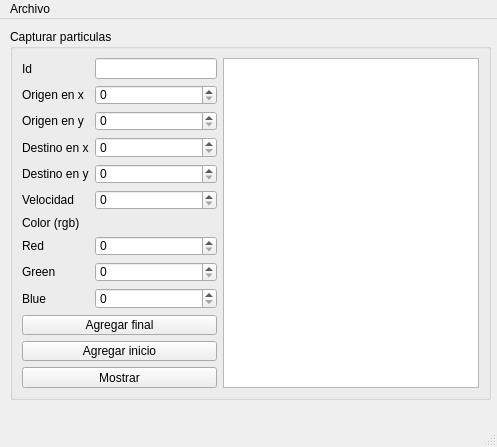
leonardogonzale/Interfaz-particulas, file mainwindow.ui: the form before one commit.
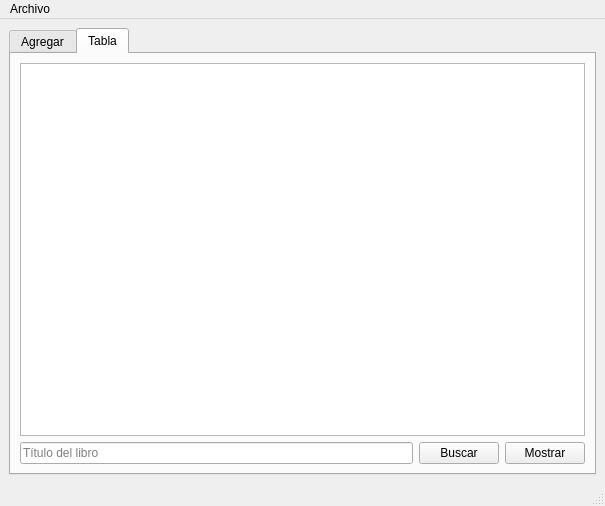
The form after the commit.

The edit to the form file:
```diff
--- a/mainwindow.ui
+++ b/mainwindow.ui
@@ -6,23 +6,27 @@
    <rect>
     <x>0</x>
     <y>0</y>
-    <width>497</width>
-    <height>447</height>
+    <width>605</width>
+    <height>471</height>
    </rect>
   </property>
   <property name="windowTitle">
    <string>MainWindow</string>
   </property>
   <widget class="QWidget" name="centralwidget">
+   <layout class="QGridLayout" name="gridLayout_3">
+    <item row="0" column="0">
+     <widget class="QTabWidget" name="tabWidget">
+      <property name="currentIndex">
+       <number>1</number>
+      </property>
+      <widget class="QWidget" name="tab_5">
+       <attribute name="title">
+        <string>Agregar</string>
+       </attribute>
+       <layout class="QGridLayout" name="gridLayout_2">
+        <item row="0" column="0">
    <widget class="QGroupBox" name="groupBox">
-    <property name="geometry">
-     <rect>
-      <x>10</x>
-      <y>10</y>
-      <width>481</width>
-      <height>371</height>
-     </rect>
-    </property>
     <property name="title">
      <string>Capturar particulas</string>
     </property>
@@ -180,15 +184,73 @@
        </property>
       </widget>
      </item>
-    </layout>
-   </widget>
+           <item row="10" column="0" colspan="2">
+            <widget class="QPushButton" name="agregar_final_pushButton">
+             <property name="text">
+              <string>Agregar final</string>
+             </property>
+            </widget>
+           </item>
+           <item row="11" column="0" colspan="2">
+            <widget class="QPushButton" name="agregar_inicio_pushButton">
+             <property name="text">
+              <string>Agregar inicio</string>
+             </property>
+            </widget>
+           </item>
+           <item row="12" column="0" colspan="2">
+            <widget class="QPushButton" name="mostrar_pushButton">
+             <property name="text">
+              <string>Mostrar</string>
+             </property>
+            </widget>
+           </item>
+          </layout>
+         </widget>
+        </item>
+       </layout>
+      </widget>
+      <widget class="QWidget" name="tab_6">
+       <attribute name="title">
+        <string>Tabla</string>
+       </attribute>
+       <layout class="QGridLayout" name="gridLayout_4">
+        <item row="1" column="0">
+         <widget class="QLineEdit" name="buscar_lineEdit">
+          <property name="placeholderText">
+           <string>Título del libro</string>
+          </property>
+         </widget>
+        </item>
+        <item row="1" column="1">
+         <widget class="QPushButton" name="buscar_pushButton">
+          <property name="text">
+           <string>Buscar</string>
+          </property>
+         </widget>
+        </item>
+        <item row="1" column="2">
+         <widget class="QPushButton" name="mostar_tabla_pushButton_2">
+          <property name="text">
+           <string>Mostrar</string>
+          </property>
+         </widget>
+        </item>
+        <item row="0" column="0" colspan="3">
+         <widget class="QTableWidget" name="tabla"/>
+        </item>
+       </layout>
+      </widget>
+     </widget>
+    </item>
+   </layout>
   </widget>
   <widget class="QMenuBar" name="menubar">
    <property name="geometry">
     <rect>
      <x>0</x>
      <y>0</y>
-     <width>497</width>
+     <width>605</width>
      <height>21</height>
     </rect>
    </property>
```
Left out of the diff: 147 changed lines with no effect on the pictures. Lines whose indentation alone changed are shown as unchanged.
